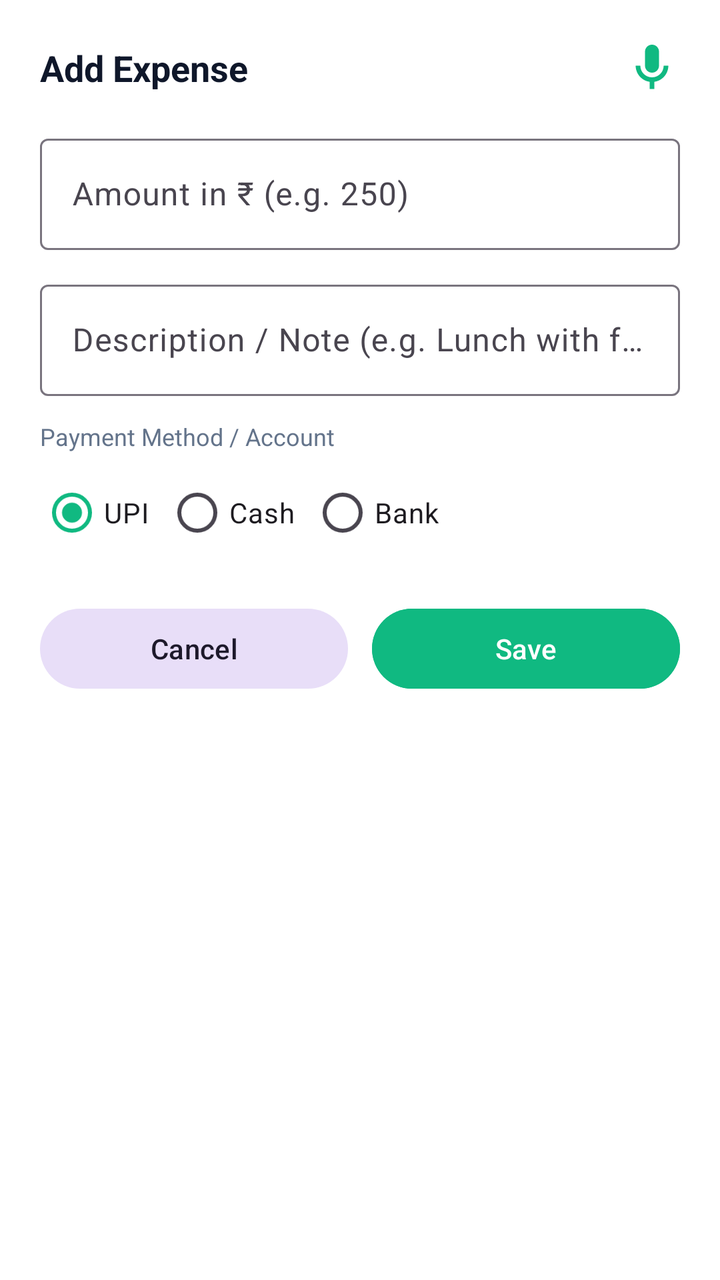
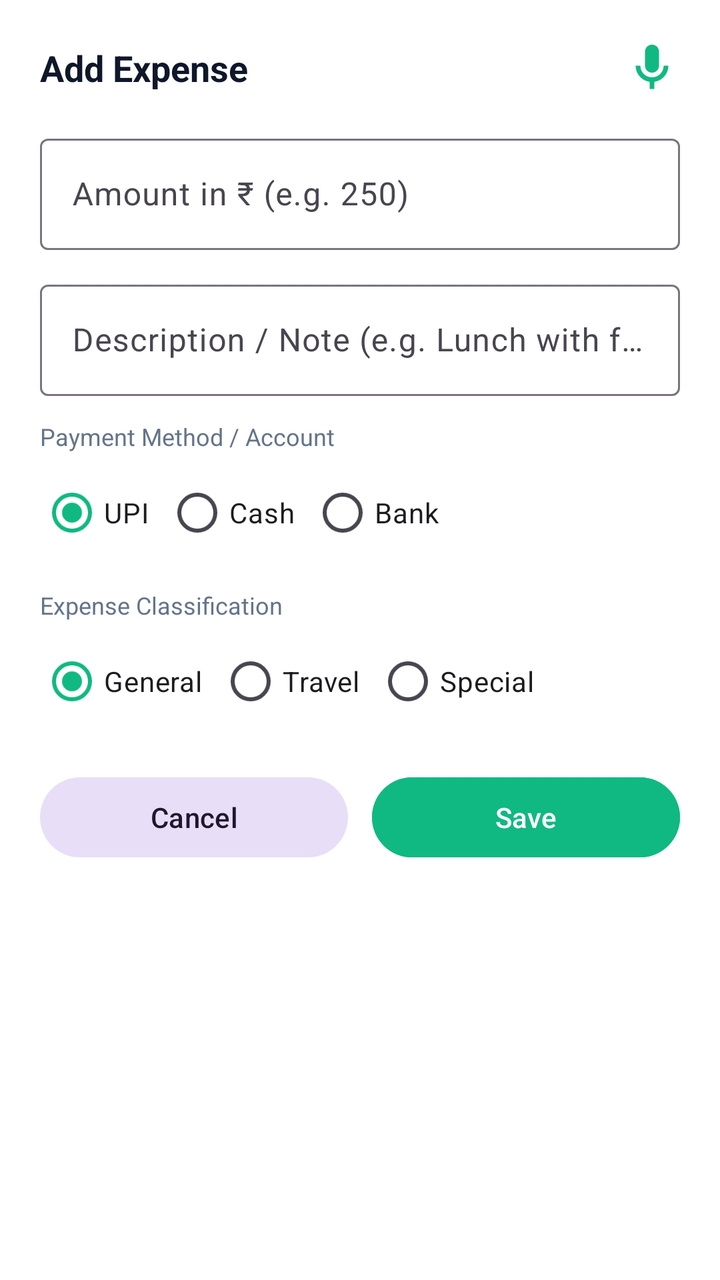

Screens rendered from an Android XML layout before and after an edit, with the pre-edit source and the edit as a unified diff.
<!-- AndroidManifest.xml: application theme Theme.SmartExpensesTracker -->
<!-- res/layout/bottom_sheet_add_transaction.xml -->
<?xml version="1.0" encoding="utf-8"?>
<LinearLayout xmlns:android="http://schemas.android.com/apk/res/android"
    xmlns:app="http://schemas.android.com/apk/res-auto"
    android:layout_width="match_parent"
    android:layout_height="wrap_content"
    android:background="@drawable/ic_launcher_foreground"
    android:backgroundTint="@color/bg_card"
    android:orientation="vertical"
    android:padding="20dp">

    <LinearLayout
        android:layout_width="match_parent"
        android:layout_height="wrap_content"
        android:gravity="center_vertical"
        android:orientation="horizontal">

        <TextView
            android:id="@+id/tv_form_title"
            android:layout_width="0dp"
            android:layout_height="wrap_content"
            android:layout_weight="1"
            android:text="Add Expense"
            android:textColor="@color/text_primary"
            android:textSize="18sp"
            android:textStyle="bold" />

        <ImageView
            android:id="@+id/btn_voice_input"
            android:layout_width="28dp"
            android:layout_height="28dp"
            android:background="?attr/selectableItemBackgroundBorderless"
            android:contentDescription="Voice Assistant"
            android:src="@drawable/ic_mic"
            app:tint="@color/brand_primary" />
    </LinearLayout>

    <com.google.android.material.textfield.TextInputLayout
        android:layout_width="match_parent"
        android:layout_height="wrap_content"
        android:layout_marginTop="16dp">

        <com.google.android.material.textfield.TextInputEditText
            android:id="@+id/et_amount"
            android:layout_width="match_parent"
            android:layout_height="wrap_content"
            android:hint="Amount in ₹ (e.g. 250)"
            android:inputType="numberDecimal" />
    </com.google.android.material.textfield.TextInputLayout>

    <com.google.android.material.textfield.TextInputLayout
        android:layout_width="match_parent"
        android:layout_height="wrap_content"
        android:layout_marginTop="12dp">

        <com.google.android.material.textfield.TextInputEditText
            android:id="@+id/et_description"
            android:layout_width="match_parent"
            android:layout_height="wrap_content"
            android:hint="Description / Note (e.g. Lunch with friends)"
            android:inputType="textCapSentences" />
    </com.google.android.material.textfield.TextInputLayout>

    
    <TextView
        android:layout_width="wrap_content"
        android:layout_height="wrap_content"
        android:layout_marginTop="12dp"
        android:text="Payment Method / Account"
        android:textColor="@color/text_secondary"
        android:textSize="12sp" />

    <HorizontalScrollView
        android:layout_width="match_parent"
        android:layout_height="wrap_content"
        android:layout_marginTop="6dp"
        android:scrollbars="none">

        <RadioGroup
            android:id="@+id/rg_accounts"
            android:layout_width="wrap_content"
            android:layout_height="wrap_content"
            android:checkedButton="@+id/rb_acc_upi"
            android:orientation="horizontal">

            <RadioButton
                android:id="@+id/rb_acc_upi"
                android:layout_width="wrap_content"
                android:layout_height="wrap_content"
                android:text="UPI" />

            <RadioButton
                android:id="@+id/rb_acc_cash"
                android:layout_width="wrap_content"
                android:layout_height="wrap_content"
                android:layout_marginStart="8dp"
                android:text="Cash" />

            <RadioButton
                android:id="@+id/rb_acc_bank"
                android:layout_width="wrap_content"
                android:layout_height="wrap_content"
                android:layout_marginStart="8dp"
                android:text="Bank" />
        </RadioGroup>
    </HorizontalScrollView>

    <LinearLayout
        android:layout_width="match_parent"
        android:layout_height="wrap_content"
        android:layout_marginTop="20dp"
        android:orientation="horizontal">

        <Button
            android:id="@+id/btn_form_cancel"
            style="@style/Widget.Material3.Button.TonalButton"
            android:layout_width="0dp"
            android:layout_height="wrap_content"
            android:layout_marginEnd="6dp"
            android:layout_weight="1"
            android:text="Cancel" />

        <Button
            android:id="@+id/btn_form_save"
            android:layout_width="0dp"
            android:layout_height="wrap_content"
            android:layout_marginStart="6dp"
            android:layout_weight="1"
            android:backgroundTint="@color/brand_primary"
            android:text="Save"
            android:textColor="@color/text_on_primary" />
    </LinearLayout>

</LinearLayout>
<!-- resources referenced by this layout -->
<resources>
  <color name="bg_card">#FFFFFF</color>
  <color name="brand_primary">#10B981</color>
  <color name="text_on_primary">#FFFFFF</color>
  <color name="text_primary">#0F172A</color>
  <color name="text_secondary">#64748B</color>
  <!-- drawable ic_launcher_foreground (drawable) -->
  <vector xmlns:android="http://schemas.android.com/apk/res/android"
      android:width="108dp"
      android:height="108dp"
      android:viewportWidth="108"
      android:viewportHeight="108">
      <path
          android:fillColor="#10B981"
          android:pathData="M0,0h108v108h-108z"/>
      <path
          android:fillColor="#FFFFFF"
          android:pathData="M38,34h32c3.31,0 6,2.69 6,6v28c0,3.31 -2.69,6 -6,6H38c-3.31,0 -6,-2.69 -6,-6V40c0,-3.31 2.69,-6 6,-6zm28,16c-2.21,0 -4,1.79 -4,4s1.79,4 4,4 4,-1.79 4,-4 -1.79,-4 -4,-4z"/>
  </vector>
  <!-- drawable ic_mic (drawable) -->
  <vector xmlns:android="http://schemas.android.com/apk/res/android"
      android:width="24dp"
      android:height="24dp"
      android:viewportWidth="24"
      android:viewportHeight="24">
    <path
        android:fillColor="#FFFFFFFF"
        android:pathData="M12,14c1.66,0,3,-1.34,3,-3V5c0,-1.66,-1.34,-3,-3,-3S9,3.34,9,5v6C9,12.66,10.34,14,12,14z M17,11c0,2.76,-2.24,5,-5,5s,-5,-2.24,-5,-5H5c0,3.53,2.61,6.43,6,6.92V21h2v-3.08c3.39,-0.49,6,-3.39,6,-6.92H17z"/>
  </vector>
  <style name="Theme.SmartExpensesTracker" parent="Theme.Material3.Light.NoActionBar">
          <item name="colorPrimary">@color/brand_primary</item>
          <item name="colorPrimaryDark">@color/brand_primary_dark</item>
          <item name="colorAccent">@color/brand_accent</item>
          <item name="android:windowBackground">@color/bg_main</item>
          <item name="android:statusBarColor">@color/bg_main</item>
          <item name="android:windowLightStatusBar">true</item>
      </style>
  <color name="brand_primary_dark">#047857</color>
  <color name="brand_accent">#059669</color>
  <color name="bg_main">#F8FAFC</color>
</resources>

<!-- the commit's change to res/layout/bottom_sheet_add_transaction.xml (unified diff, before → after) -->
@@ -1,133 +1,219 @@
 <?xml version="1.0" encoding="utf-8"?>
-<LinearLayout xmlns:android="http://schemas.android.com/apk/res/android"
+<androidx.core.widget.NestedScrollView xmlns:android="http://schemas.android.com/apk/res/android"
     xmlns:app="http://schemas.android.com/apk/res-auto"
     android:layout_width="match_parent"
     android:layout_height="wrap_content"
-    android:background="@drawable/ic_launcher_foreground"
-    android:backgroundTint="@color/bg_card"
-    android:orientation="vertical"
-    android:padding="20dp">
+    android:fillViewport="true">
 
     <LinearLayout
         android:layout_width="match_parent"
         android:layout_height="wrap_content"
-        android:gravity="center_vertical"
-        android:orientation="horizontal">
-
+        android:background="@drawable/ic_launcher_foreground"
+        android:backgroundTint="@color/bg_card"
+        android:orientation="vertical"
+        android:padding="20dp">
+
+        <LinearLayout
+            android:layout_width="match_parent"
+            android:layout_height="wrap_content"
+            android:gravity="center_vertical"
+            android:orientation="horizontal">
+
+            <TextView
+                android:id="@+id/tv_form_title"
+                android:layout_width="0dp"
+                android:layout_height="wrap_content"
+                android:layout_weight="1"
+                android:text="Add Expense"
+                android:textColor="@color/text_primary"
+                android:textSize="18sp"
+                android:textStyle="bold" />
+
+            <ImageView
+                android:id="@+id/btn_voice_input"
+                android:layout_width="28dp"
+                android:layout_height="28dp"
+                android:background="?attr/selectableItemBackgroundBorderless"
+                android:contentDescription="Voice Assistant"
+                android:src="@drawable/ic_mic"
+                app:tint="@color/brand_primary" />
+        </LinearLayout>
+
+        <com.google.android.material.textfield.TextInputLayout
+            android:layout_width="match_parent"
+            android:layout_height="wrap_content"
+            android:layout_marginTop="16dp">
+
+            <com.google.android.material.textfield.TextInputEditText
+                android:id="@+id/et_amount"
+                android:layout_width="match_parent"
+                android:layout_height="wrap_content"
+                android:hint="Amount in ₹ (e.g. 250)"
+                android:inputType="numberDecimal" />
+        </com.google.android.material.textfield.TextInputLayout>
+
+        <com.google.android.material.textfield.TextInputLayout
+            android:layout_width="match_parent"
+            android:layout_height="wrap_content"
+            android:layout_marginTop="12dp">
+
+            <com.google.android.material.textfield.TextInputEditText
+                android:id="@+id/et_description"
+                android:layout_width="match_parent"
+                android:layout_height="wrap_content"
+                android:hint="Description / Note (e.g. Lunch with friends)"
+                android:inputType="textCapSentences" />
+        </com.google.android.material.textfield.TextInputLayout>
+
+        
         <TextView
-            android:id="@+id/tv_form_title"
-            android:layout_width="0dp"
-            android:layout_height="wrap_content"
-            android:layout_weight="1"
-            android:text="Add Expense"
-            android:textColor="@color/text_primary"
-            android:textSize="18sp"
-            android:textStyle="bold" />
-
-        <ImageView
-            android:id="@+id/btn_voice_input"
-            android:layout_width="28dp"
-            android:layout_height="28dp"
-            android:background="?attr/selectableItemBackgroundBorderless"
-            android:contentDescription="Voice Assistant"
-            android:src="@drawable/ic_mic"
-            app:tint="@color/brand_primary" />
+            android:layout_width="wrap_content"
+            android:layout_height="wrap_content"
+            android:layout_marginTop="12dp"
+            android:text="Payment Method / Account"
+            android:textColor="@color/text_secondary"
+            android:textSize="12sp" />
+
+        <HorizontalScrollView
+            android:layout_width="match_parent"
+            android:layout_height="wrap_content"
+            android:layout_marginTop="6dp"
+            android:scrollbars="none">
+
+            <RadioGroup
+                android:id="@+id/rg_accounts"
+                android:layout_width="wrap_content"
+                android:layout_height="wrap_content"
+                android:checkedButton="@+id/rb_acc_upi"
+                android:orientation="horizontal">
+
+                <RadioButton
+                    android:id="@+id/rb_acc_upi"
+                    android:layout_width="wrap_content"
+                    android:layout_height="wrap_content"
+                    android:text="UPI" />
+
+                <RadioButton
+                    android:id="@+id/rb_acc_cash"
+                    android:layout_width="wrap_content"
+                    android:layout_height="wrap_content"
+                    android:layout_marginStart="8dp"
+                    android:text="Cash" />
+
+                <RadioButton
+                    android:id="@+id/rb_acc_bank"
+                    android:layout_width="wrap_content"
+                    android:layout_height="wrap_content"
+                    android:layout_marginStart="8dp"
+                    android:text="Bank" />
+            </RadioGroup>
+        </HorizontalScrollView>
+
+        
+        <TextView
+            android:layout_width="wrap_content"
+            android:layout_height="wrap_content"
+            android:layout_marginTop="14dp"
+            android:text="Expense Classification"
+            android:textColor="@color/text_secondary"
+            android:textSize="12sp" />
+
+        <RadioGroup
+            android:id="@+id/rg_expense_group"
+            android:layout_width="match_parent"
+            android:layout_height="wrap_content"
+            android:layout_marginTop="6dp"
+            android:checkedButton="@+id/rb_grp_general"
+            android:orientation="horizontal">
+
+            <RadioButton
+                android:id="@+id/rb_grp_general"
+                android:layout_width="wrap_content"
+                android:layout_height="wrap_content"
+                android:text="General" />
+
+            <RadioButton
+                android:id="@+id/rb_grp_travel"
+                android:layout_width="wrap_content"
+                android:layout_height="wrap_content"
+                android:layout_marginStart="8dp"
+                android:text="Travel" />
+
+            <RadioButton
+                android:id="@+id/rb_grp_special"
+                android:layout_width="wrap_content"
+                android:layout_height="wrap_content"
+                android:layout_marginStart="8dp"
+                android:text="Special" />
+        </RadioGroup>
+
+        
+        <LinearLayout
+            android:id="@+id/layout_travel_options"
+            android:layout_width="match_parent"
+            android:layout_height="wrap_content"
+            android:layout_marginTop="8dp"
+            android:orientation="vertical"
+            android:visibility="gone">
+
+            <TextView
+                android:layout_width="wrap_content"
+                android:layout_height="wrap_content"
+                android:text="Select Trip"
+                android:textColor="@color/text_secondary"
+                android:textSize="12sp" />
+
+            <Spinner
+                android:id="@+id/spinner_trips"
+                android:layout_width="match_parent"
+                android:layout_height="48dp"
+                android:layout_marginTop="4dp"
+                android:background="@drawable/shape_card_background" />
+        </LinearLayout>
+
+        
+        <LinearLayout
+            android:id="@+id/layout_special_options"
+            android:layout_width="match_parent"
+            android:layout_height="wrap_content"
+            android:layout_marginTop="8dp"
+            android:orientation="vertical"
+            android:visibility="gone">
+
+            <CheckBox
+                android:id="@+id/cb_is_important"
+                android:layout_width="wrap_content"
+                android:layout_height="wrap_content"
+                android:text="Mark as Emergency / Important One-Time Expense"
+                android:textColor="@color/text_primary"
+                android:textSize="13sp" />
+        </LinearLayout>
+
+        <LinearLayout
+            android:layout_width="match_parent"
+            android:layout_height="wrap_content"
+            android:layout_marginTop="20dp"
+            android:orientation="horizontal">
+
+            <Button
+                android:id="@+id/btn_form_cancel"
+                style="@style/Widget.Material3.Button.TonalButton"
+                android:layout_width="0dp"
+                android:layout_height="wrap_content"
+                android:layout_marginEnd="6dp"
+                android:layout_weight="1"
+                android:text="Cancel" />
+
+            <Button
+                android:id="@+id/btn_form_save"
+                android:layout_width="0dp"
+                android:layout_height="wrap_content"
+                android:layout_marginStart="6dp"
+                android:layout_weight="1"
+                android:backgroundTint="@color/brand_primary"
+                android:text="Save"
+                android:textColor="@color/text_on_primary" />
+        </LinearLayout>
+
     </LinearLayout>
-
-    <com.google.android.material.textfield.TextInputLayout
-        android:layout_width="match_parent"
-        android:layout_height="wrap_content"
-        android:layout_marginTop="16dp">
-
-        <com.google.android.material.textfield.TextInputEditText
-            android:id="@+id/et_amount"
-            android:layout_width="match_parent"
-            android:layout_height="wrap_content"
-            android:hint="Amount in ₹ (e.g. 250)"
-            android:inputType="numberDecimal" />
-    </com.google.android.material.textfield.TextInputLayout>
-
-    <com.google.android.material.textfield.TextInputLayout
-        android:layout_width="match_parent"
-        android:layout_height="wrap_content"
-        android:layout_marginTop="12dp">
-
-        <com.google.android.material.textfield.TextInputEditText
-            android:id="@+id/et_description"
-            android:layout_width="match_parent"
-            android:layout_height="wrap_content"
-            android:hint="Description / Note (e.g. Lunch with friends)"
-            android:inputType="textCapSentences" />
-    </com.google.android.material.textfield.TextInputLayout>
-
-    
-    <TextView
-        android:layout_width="wrap_content"
-        android:layout_height="wrap_content"
-        android:layout_marginTop="12dp"
-        android:text="Payment Method / Account"
-        android:textColor="@color/text_secondary"
-        android:textSize="12sp" />
-
-    <HorizontalScrollView
-        android:layout_width="match_parent"
-        android:layout_height="wrap_content"
-        android:layout_marginTop="6dp"
-        android:scrollbars="none">
-
-        <RadioGroup
-            android:id="@+id/rg_accounts"
-            android:layout_width="wrap_content"
-            android:layout_height="wrap_content"
-            android:checkedButton="@+id/rb_acc_upi"
-            android:orientation="horizontal">
-
-            <RadioButton
-                android:id="@+id/rb_acc_upi"
-                android:layout_width="wrap_content"
-                android:layout_height="wrap_content"
-                android:text="UPI" />
-
-            <RadioButton
-                android:id="@+id/rb_acc_cash"
-                android:layout_width="wrap_content"
-                android:layout_height="wrap_content"
-                android:layout_marginStart="8dp"
-                android:text="Cash" />
-
-            <RadioButton
-                android:id="@+id/rb_acc_bank"
-                android:layout_width="wrap_content"
-                android:layout_height="wrap_content"
-                android:layout_marginStart="8dp"
-                android:text="Bank" />
-        </RadioGroup>
-    </HorizontalScrollView>
-
-    <LinearLayout
-        android:layout_width="match_parent"
-        android:layout_height="wrap_content"
-        android:layout_marginTop="20dp"
-        android:orientation="horizontal">
-
-        <Button
-            android:id="@+id/btn_form_cancel"
-            style="@style/Widget.Material3.Button.TonalButton"
-            android:layout_width="0dp"
-            android:layout_height="wrap_content"
-            android:layout_marginEnd="6dp"
-            android:layout_weight="1"
-            android:text="Cancel" />
-
-        <Button
-            android:id="@+id/btn_form_save"
-            android:layout_width="0dp"
-            android:layout_height="wrap_content"
-            android:layout_marginStart="6dp"
-            android:layout_weight="1"
-            android:backgroundTint="@color/brand_primary"
-            android:text="Save"
-            android:textColor="@color/text_on_primary" />
-    </LinearLayout>
-
-</LinearLayout>
+</androidx.core.widget.NestedScrollView>
<!-- resource entries referenced after the edit -->
@@ -28,6 +28,16 @@
         android:fillColor="#FFFFFFFF"
         android:pathData="M12,14c1.66,0,3,-1.34,3,-3V5c0,-1.66,-1.34,-3,-3,-3S9,3.34,9,5v6C9,12.66,10.34,14,12,14z M17,11c0,2.76,-2.24,5,-5,5s,-5,-2.24,-5,-5H5c0,3.53,2.61,6.43,6,6.92V21h2v-3.08c3.39,-0.49,6,-3.39,6,-6.92H17z"/>
   </vector>
+  <!-- drawable shape_card_background (drawable) -->
+  <?xml version="1.0" encoding="utf-8"?>
+  <shape xmlns:android="http://schemas.android.com/apk/res/android"
+      android:shape="rectangle">
+      <solid android:color="@color/bg_card" />
+      <corners android:radius="12dp" />
+      <stroke
+          android:width="1dp"
+          android:color="@color/border_light" />
+  </shape>
   <style name="Theme.SmartExpensesTracker" parent="Theme.Material3.Light.NoActionBar">
           <item name="colorPrimary">@color/brand_primary</item>
           <item name="colorPrimaryDark">@color/brand_primary_dark</item>
@@ -36,6 +46,7 @@
           <item name="android:statusBarColor">@color/bg_main</item>
           <item name="android:windowLightStatusBar">true</item>
       </style>
+  <color name="border_light">#E2E8F0</color>
   <color name="brand_primary_dark">#047857</color>
   <color name="brand_accent">#059669</color>
   <color name="bg_main">#F8FAFC</color>
